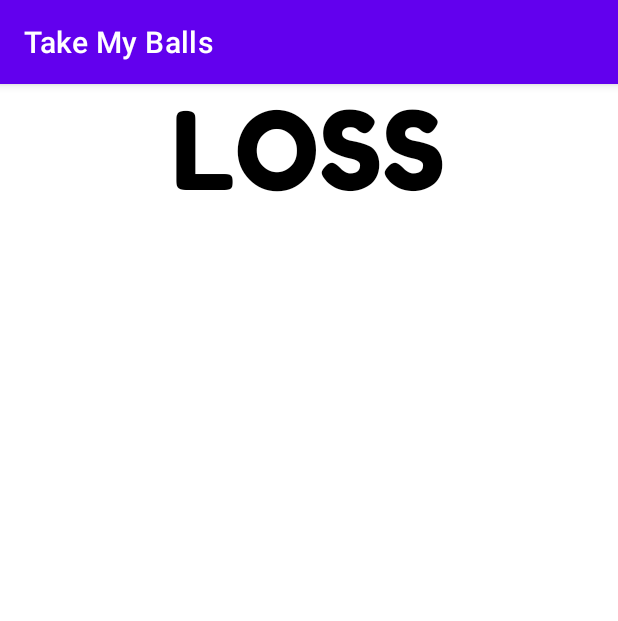
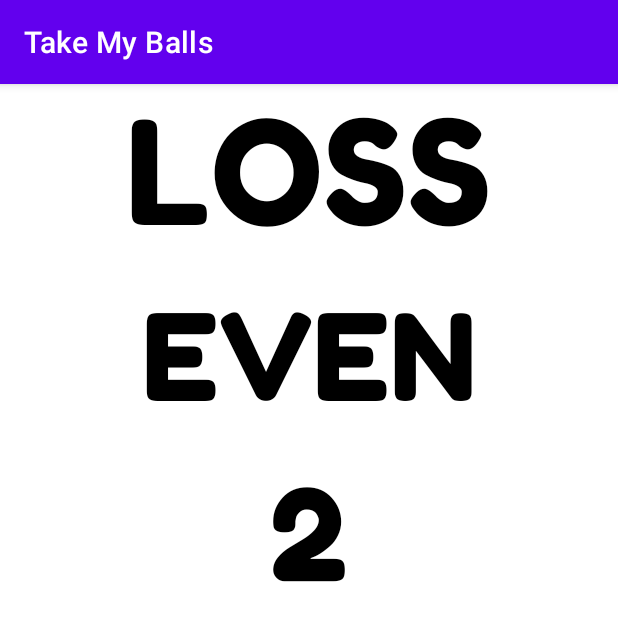
Before and after one commit to FabricioPY/Take-My-Balls, an Android app: the Win_Activity screen opened directly, with no data from a screen before it, on a phone screen of 412 x 824 dp. Shown: the top 621 px of the screen. Run offline under Robolectric (Android 15) with nearby library versions, the phone set to English and light mode, and no system bars; 1 statement that could not run was skipped.

Commit message:
change layout winor loss

```diff
--- a/TakeMyBalls/app/src/main/java/com/example/takemyballs/dao/GamerDAO.java
+++ b/TakeMyBalls/app/src/main/java/com/example/takemyballs/dao/GamerDAO.java
@@ -13,7 +13,6 @@ public class GamerDAO {
         gameEvenOdd = evenorodd;
     }
 
-
     public EvenOdd choice() {
         return gameEvenOdd;
     }
--- a/TakeMyBalls/app/src/main/java/com/example/takemyballs/model/EvenOdd.java
+++ b/TakeMyBalls/app/src/main/java/com/example/takemyballs/model/EvenOdd.java
@@ -6,7 +6,6 @@ public class EvenOdd {
     public EvenOdd(String evenOdd){
         this.evenOdd = evenOdd;
     }
-
     public String getEvenOdd() {
         return evenOdd;
     }
--- a/TakeMyBalls/app/src/main/java/com/example/takemyballs/ui/Win_Activity.java
+++ b/TakeMyBalls/app/src/main/java/com/example/takemyballs/ui/Win_Activity.java
@@ -48,16 +48,15 @@ public class Win_Activity extends AppCompatActivity {
         else
             ballsEvenOrOdd = new EvenOdd(odd);
 
+        TextView evenOdd =  (TextView) findViewById(R.id.activity_even_or_odd);
 
-
-        Toast.makeText(Win_Activity.this, balls +" "+ ballsEvenOrOdd,
-                Toast.LENGTH_LONG).show();
-
-        TextView evenOdd =  (TextView) findViewById(R.id.activity_even_or_odd);
+        TextView numbersBalls =  (TextView) findViewById(R.id.activity_nunber_balls);
 
         choice = dao.choice();
 
-        evenOdd.setText(choice.getEvenOdd());
+        numbersBalls.setText(String.valueOf(balls));
+
+        evenOdd.setText(ballsEvenOrOdd.getEvenOdd());
 
         if(choice.getEvenOdd() == ballsEvenOrOdd.getEvenOdd())
             winOrLoss = win;
@@ -67,8 +66,6 @@ public class Win_Activity extends AppCompatActivity {
         TextView winLoss =  (TextView) findViewById(R.id.activity_win_or_loss);
 
         winLoss.setText(winOrLoss);
-
-
     }
 
 
--- a/TakeMyBalls/app/src/main/res/layout/activity_win.xml
+++ b/TakeMyBalls/app/src/main/res/layout/activity_win.xml
@@ -7,14 +7,27 @@
 
     <TextView
         android:id="@+id/activity_even_or_odd"
-        android:layout_centerHorizontal="true"
-        android:layout_centerVertical="true"
         android:layout_width="wrap_content"
         android:layout_height="wrap_content"
+        android:layout_alignParentTop="true"
+        android:layout_centerHorizontal="true"
+        android:layout_marginTop="133dp"
         android:fontFamily="@font/fredoka_one_regular"
         android:textAlignment="center"
         android:textColor="@color/black"
-        android:textSize="72sp" />
+        android:textSize="80sp" />
+
+    <TextView
+        android:id="@+id/activity_nunber_balls"
+        android:layout_width="wrap_content"
+        android:layout_height="wrap_content"
+        android:layout_alignParentTop="true"
+        android:layout_centerInParent="true"
+        android:layout_marginTop="249dp"
+        android:fontFamily="@font/fredoka_one_regular"
+        android:textAlignment="center"
+        android:textColor="@color/black"
+        android:textSize="84sp" />
 
     <TextView
         android:id="@+id/activity_win_or_loss"
@@ -24,17 +37,7 @@
         android:fontFamily="@font/fredoka_one_regular"
         android:textAlignment="center"
         android:textColor="@color/black"
-        android:textSize="72sp" />
-    <TextView
-        android:id="@+id/activity_balls"
-        android:layout_width="wrap_content"
-        android:layout_height="wrap_content"
-        android:layout_centerHorizontal="true"
-        android:layout_marginVertical="70dp"
-        android:fontFamily="@font/fredoka_one_regular"
-        android:textAlignment="center"
-        android:textColor="@color/black"
-        android:textSize="72sp" />
+        android:textSize="96sp" />
 
 
 </RelativeLayout>
```
